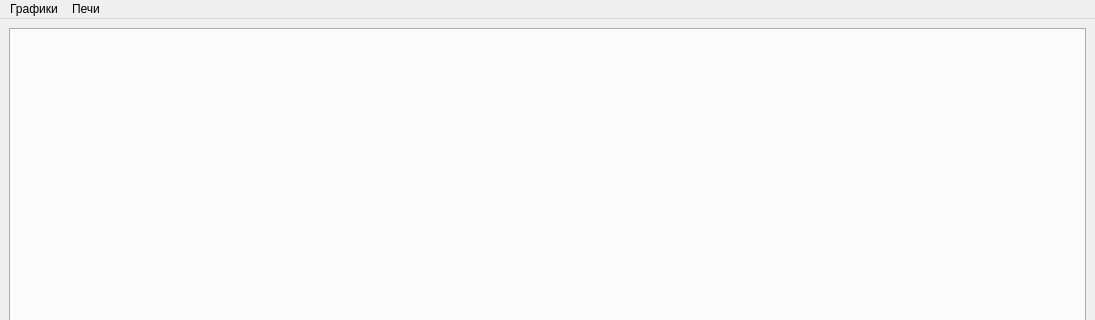
Qt form mainwindow.ui (Sergeyego/proc) before a commit; both pictures show x 0 to 1095 and y 0 to 320 of the 1095 by 727 pixel window.
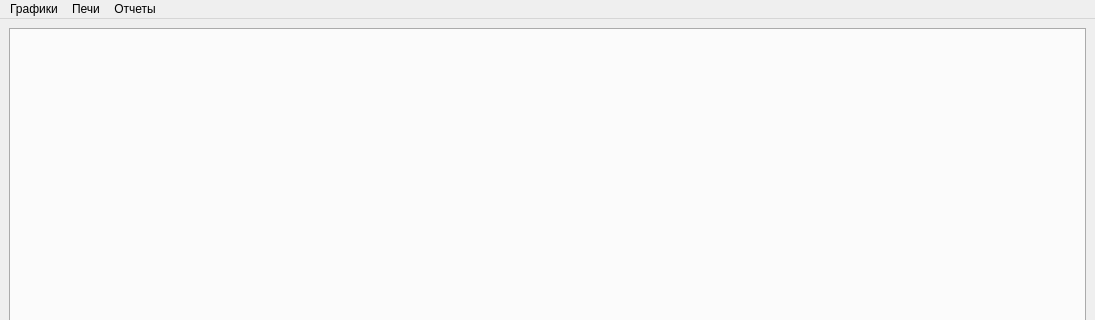
The same form after that commit.

Diff of the .ui file:
```diff
--- a/mainwindow.ui
+++ b/mainwindow.ui
@@ -51,8 +51,19 @@
     </property>
     <addaction name="actionOven"/>
    </widget>
+   <widget class="QMenu" name="menu_3">
+    <property name="title">
+     <string>Отчеты</string>
+    </property>
+    <addaction name="actionDryKvo"/>
+    <addaction name="actionDryEnerg"/>
+    <addaction name="actionDryMas"/>
+    <addaction name="separator"/>
+    <addaction name="actionDryEnergKg"/>
+   </widget>
    <addaction name="menu"/>
    <addaction name="menu_2"/>
+   <addaction name="menu_3"/>
   </widget>
   <action name="actionGraph">
    <property name="text">
```
Left out of the diff: 20 changed lines with no effect on the pictures.
